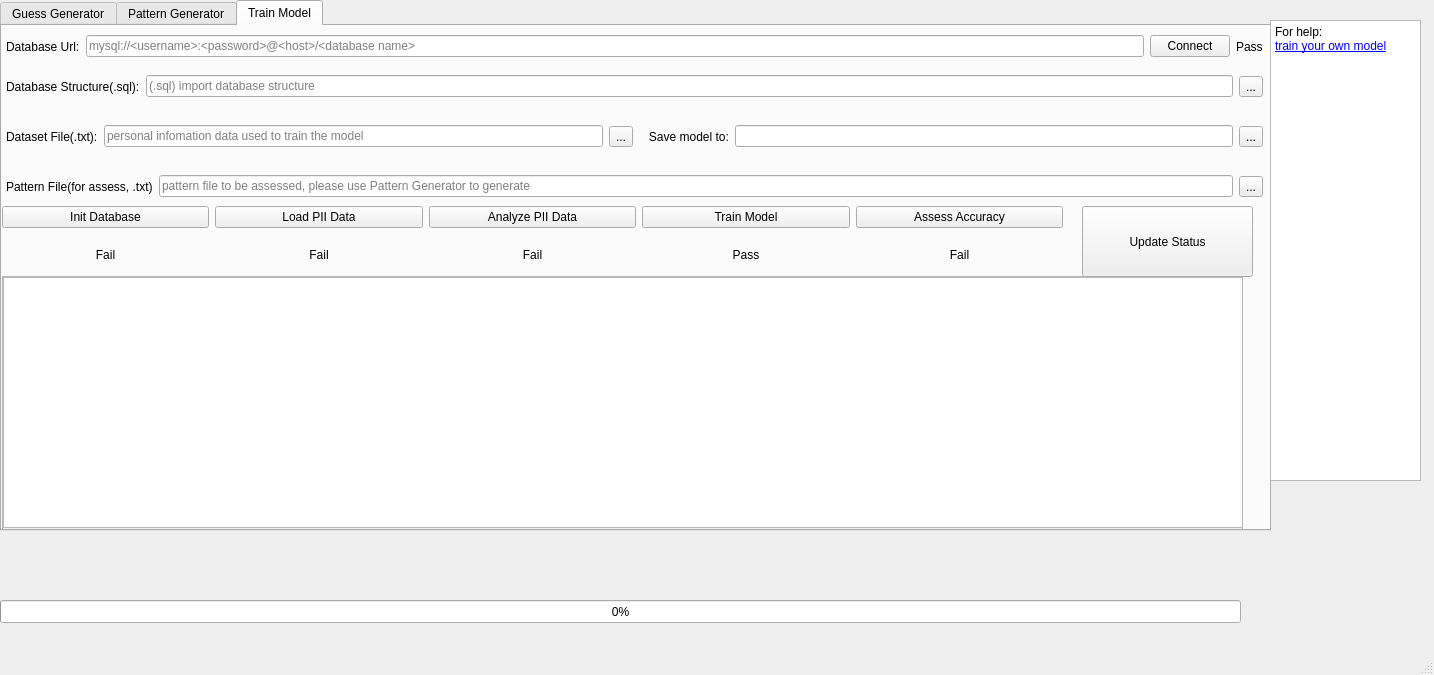
This is ui/test.ui in PadishahIII/RFGuess as Qt 5 draws it before an edit. The edited form follows.
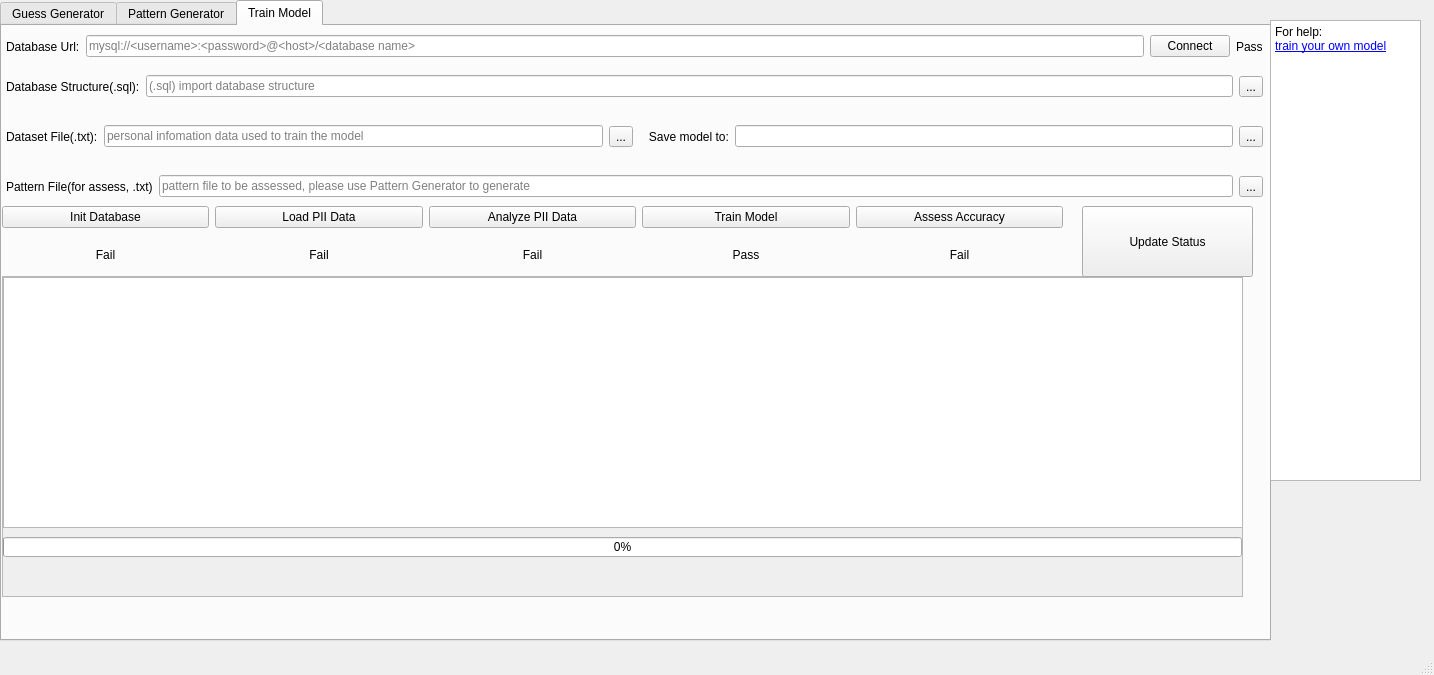
This is the edited form. The open tabs and pages were chosen to show the change.

```diff
--- a/ui/test.ui
+++ b/ui/test.ui
@@ -20,7 +20,7 @@
       <x>0</x>
       <y>0</y>
       <width>1271</width>
-      <height>531</height>
+      <height>641</height>
      </rect>
     </property>
     <property name="currentIndex">
@@ -593,6 +593,19 @@
             </rect>
            </property>
           </widget>
+          <widget class="QProgressBar" name="trainTabProgressBar">
+           <property name="geometry">
+            <rect>
+             <x>0</x>
+             <y>260</y>
+             <width>1239</width>
+             <height>20</height>
+            </rect>
+           </property>
+           <property name="value">
+            <number>0</number>
+           </property>
+          </widget>
          </widget>
         </widget>
        </item>
@@ -853,19 +866,6 @@
 &lt;p style=&quot; margin-top:0px; margin-bottom:0px; margin-left:0px; margin-right:0px; -qt-block-indent:0; text-indent:0px;&quot;&gt;&lt;a href=&quot;http://www.baidu.com&quot;&gt;&lt;span style=&quot; text-decoration: underline; color:#0000ff;&quot;&gt;train your own model&lt;/span&gt;&lt;/a&gt;&lt;/p&gt;&lt;/body&gt;&lt;/html&gt;</string>
     </property>
    </widget>
-   <widget class="QProgressBar" name="trainTabProgressBar">
-    <property name="geometry">
-     <rect>
-      <x>0</x>
-      <y>600</y>
-      <width>1241</width>
-      <height>23</height>
-     </rect>
-    </property>
-    <property name="value">
-     <number>0</number>
-    </property>
-   </widget>
   </widget>
   <widget class="QMenuBar" name="menubar">
    <property name="geometry">
```
Left out of the diff: 14 changed lines with no effect on the pictures.
